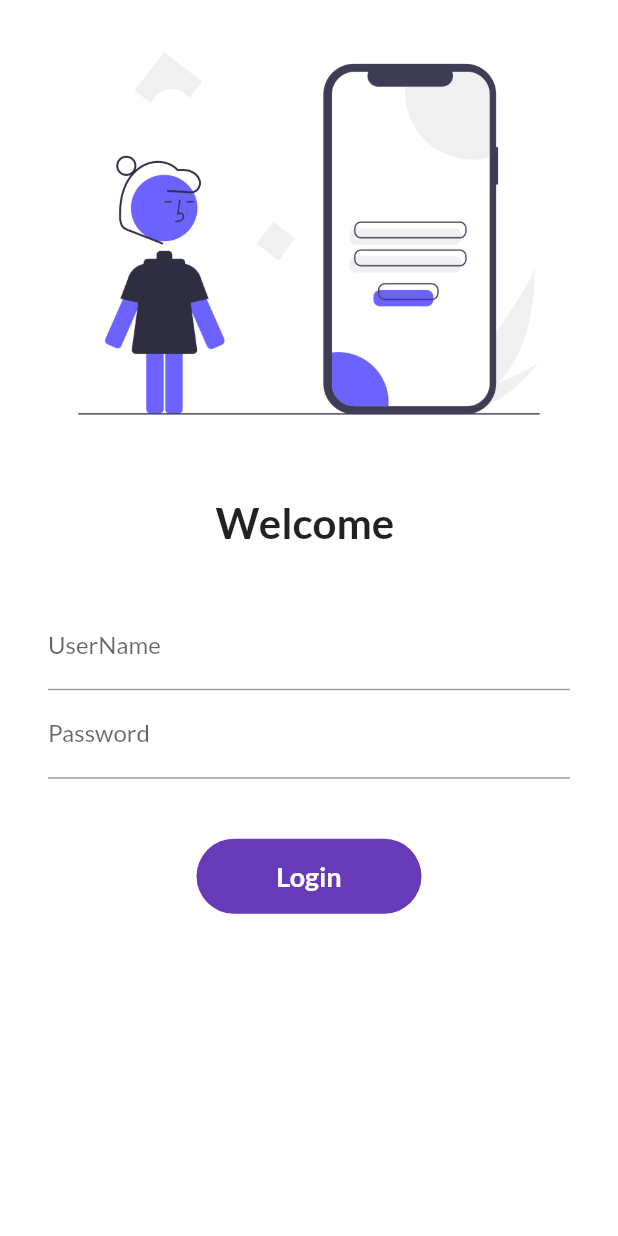
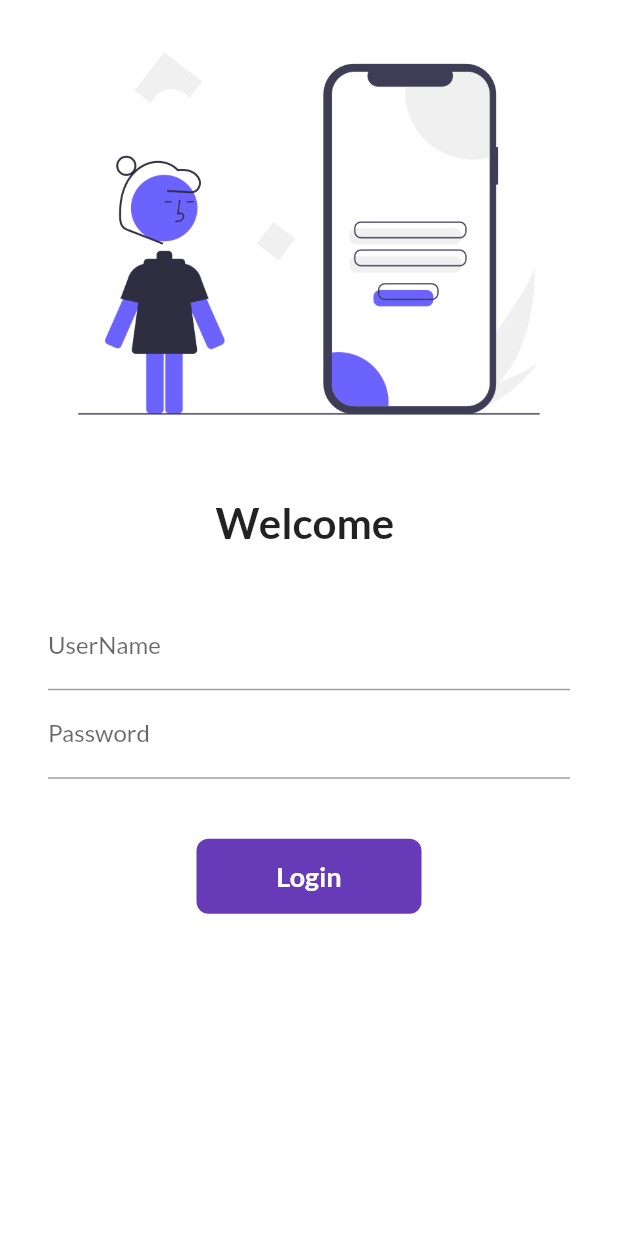
Before and after one commit to PawandeepSinghKhalsa/30DaysOfFlutter, a Flutter app: the screen it shows after launch, on a phone screen of 412 x 824 dp. Run offline on Flutter 3.47's test engine with Material 2 defaults, Android fonts, the phone set to English and light mode, and no system bars; our stand-ins replace google_fonts.

Commit message:
day7 completed

```diff
--- a/lib/pages/login_page.dart
+++ b/lib/pages/login_page.dart
@@ -11,11 +11,27 @@ class LoginPage extends StatefulWidget {
 class _LoginPageState extends State<LoginPage> {
   String name = "";
   bool changedButton = false;
+  final _formKey = GlobalKey<FormState>();
+  moveToHome(BuildContext context) async {
+    if (_formKey.currentState!.validate()) {
+      setState(() {
+        changedButton = true;
+      });
+      await Future.delayed(Duration(seconds: 1));
+      await Navigator.pushNamed(context, MyRoutes.homeRoute);
+      setState(() {
+        changedButton = false;
+      });
+    }
+  }
+
   @override
   Widget build(BuildContext context) {
     return Material(
         color: Colors.white,
         child: SingleChildScrollView(
+          child: Form(
+            key: _formKey,
             child: Column(
               children: [
                 Image.asset(
@@ -49,6 +65,12 @@ class _LoginPageState extends State<LoginPage> {
                           name = value;
                           setState(() {});
                         },
+                        validator: (value) {
+                          if (value!.isEmpty) {
+                            return "UserName cannot be empty";
+                          }
+                          return null;
+                        },
                       ),
                       TextFormField(
                         obscureText: true,
@@ -56,18 +78,25 @@ class _LoginPageState extends State<LoginPage> {
                           hintText: "Enter Password",
                           labelText: "Password",
                         ),
+                        validator: (value) {
+                          if (value!.isEmpty) {
+                            return "Password cannot be empty";
+                          } else if (value.length < 6) {
+                            return "Password length should be atleast 6";
+                          }
+                          return null;
+                        },
                       ),
                       SizedBox(
                         height: 40.0,
                       ),
-                    InkWell(
-                      onTap: () async {
-                        setState(() {
-                          changedButton = true;
-                        });
-                        await Future.delayed(Duration(seconds: 1));
-                        Navigator.pushNamed(context, MyRoutes.homeRoute);
-                      },
+                      Material(
+                        color: Colors.deepPurple,
+                        borderRadius:
+                            BorderRadius.circular(changedButton ? 50 : 8),
+                        child: InkWell(
+                          splashColor: Colors.orange,
+                          onTap: () => moveToHome(context),
                           child: AnimatedContainer(
                             duration: Duration(seconds: 1),
                             width: changedButton ? 50 : 150,
@@ -82,27 +111,15 @@ class _LoginPageState extends State<LoginPage> {
                                         fontWeight: FontWeight.bold,
                                         fontSize: 18),
                                   ),
-                        decoration: BoxDecoration(
-                            color: Colors.deepPurple,
-                            // shape: changedButton
-                            //     ? BoxShape.circle
-                            //     : BoxShape.rectangle,
-                            borderRadius: BorderRadius.circular(50)),
                           ),
                         ),
-
-                    /* ElevatedButton(
-                      child: Text("Login"),
-                      style: TextButton.styleFrom(minimumSize: Size(120, 50)),
-                      onPressed: () {
-                        Navigator.pushNamed(context, MyRoutes.homeRoute);
-                      },
-                    )*/
+                      ),
                     ],
                   ),
                 ),
               ],
             ),
+          ),
         ));
   }
 }
```
Lines whose indentation alone changed are shown as unchanged.
